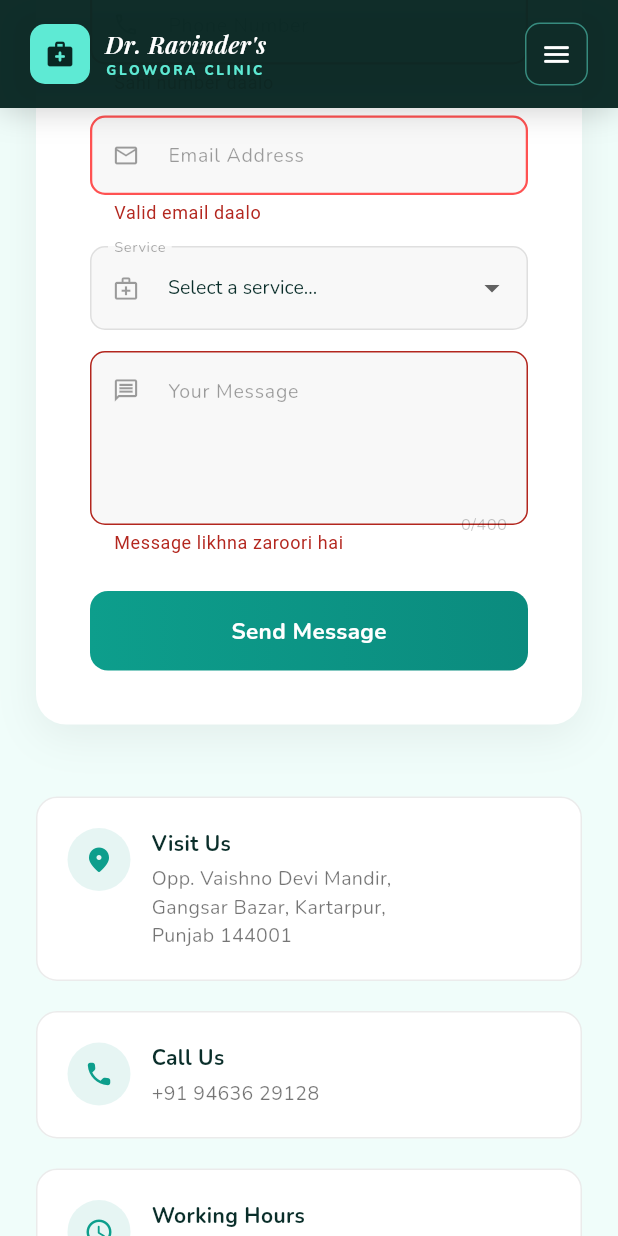
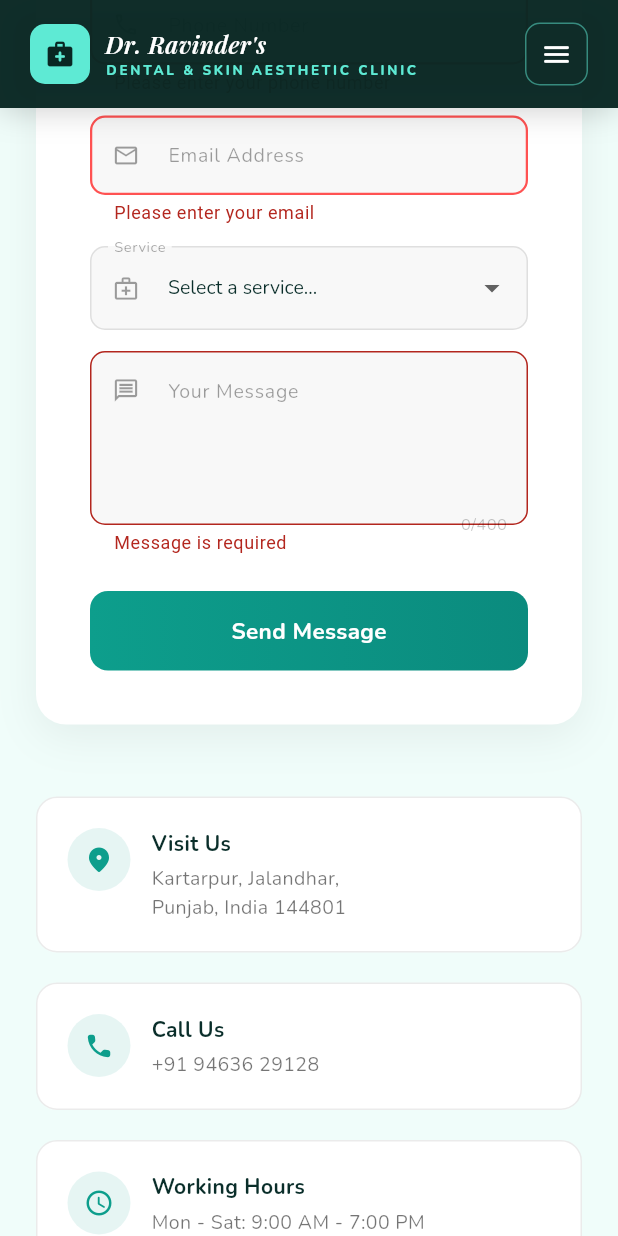
Before and after one commit to muskaan203Jnagal/drsite, a Flutter app: the ContactPage screen opened by its route, scrolled down 576 dp, after a tap on "Send Message", on a phone screen of 412 x 824 dp. Run offline on Flutter 3.47's test engine with Material 3 defaults, Android fonts, the phone set to English and light mode, and no system bars; our stand-ins replace cloud_firestore, firebase_auth, firebase_core, go_router, google_fonts; accounts and stored records are empty; statements that could not run were skipped.

Commit message:
restore corrections + remove dart_tool

```diff
--- a/lib/pages/contact.dart
+++ b/lib/pages/contact.dart
@@ -14,6 +14,7 @@ import '../widgets/header.dart';
 import '../services/firestore_service.dart';
 import '../services/notification_service.dart';
 import '../models/contact_model.dart';
+import 'package:flutter/services.dart';
 
 const Color kTeal = Color(0xFF0D9E8C);
 
@@ -120,7 +121,7 @@ class _ContactPageState extends State<ContactPage>
         if (mounted) {
           setState(() => _loading = false);
           ScaffoldMessenger.of(context).showSnackBar(SnackBar(
-            content: Text('Message send nahi hua. Dobara try karo.',
+            content: Text('Failed to send message. Please try again.',
                 style: GoogleFonts.nunito()),
             backgroundColor: Colors.redAccent,
             behavior: SnackBarBehavior.floating,
@@ -245,6 +246,7 @@ class _ContactPageState extends State<ContactPage>
       ),
       child: Form(
         key: _formKey,
+        autovalidateMode: AutovalidateMode.disabled,
         child: Column(crossAxisAlignment: CrossAxisAlignment.start, children: [
           Text('Send a Message',
               style: GoogleFonts.playfairDisplay(
@@ -257,31 +259,77 @@ class _ContactPageState extends State<ContactPage>
                   ctrl: _nameCtrl,
                   label: 'Full Name',
                   icon: Icons.person_outline_rounded,
-                      validator: (v) =>
-                          v!.trim().isEmpty ? 'Naam daalo' : null)),
+                  validator: (v) {
+                    if (v == null || v.trim().isEmpty) {
+                      return 'Please enter your full name';
+                    }
+                    if (!RegExp(r'^[a-zA-Z ]+$').hasMatch(v)) {
+                      return 'Name should contain only letters';
+                    }
+                    return null;
+                  },
+                ),
+              ),
               const SizedBox(width: 16),
               Expanded(
                   child: _field(
                       ctrl: _phoneCtrl,
                       label: 'Phone Number',
                       icon: Icons.phone_outlined,
-                      keyboard: TextInputType.phone,
-                      validator: (v) =>
-                          v!.length < 10 ? 'Sahi number daalo' : null)),
+                      keyboard: TextInputType.number,
+                      validator: (v) {
+                        if (v == null || v.isEmpty) {
+                          return 'Please enter your phone number';
+                        }
+                        if (!RegExp(r'^[0-9]+$').hasMatch(v)) {
+                          return 'Only numbers are allowed';
+                        }
+                        if (v.length != 10) {
+                          return 'Phone number must be exactly 10 digits';
+                        }
+                        return null;
+                      })),
             ])
           else ...[
             _field(
               ctrl: _nameCtrl,
               label: 'Full Name',
               icon: Icons.person_outline_rounded,
-                validator: (v) => v!.trim().isEmpty ? 'Naam daalo' : null),
+              inputFormatters: [
+                FilteringTextInputFormatter.allow(RegExp(r'[a-zA-Z ]')),
+              ],
+              validator: (v) {
+                if (v == null || v.trim().isEmpty) {
+                  return 'Please enter your full name';
+                }
+                if (!RegExp(r'^[a-zA-Z ]+$').hasMatch(v)) {
+                  return 'Name should contain only letters';
+                }
+                return null;
+              },
+            ),
             const SizedBox(height: 14),
             _field(
                 ctrl: _phoneCtrl,
                 label: 'Phone Number',
                 icon: Icons.phone_outlined,
-                keyboard: TextInputType.phone,
-                validator: (v) => v!.length < 10 ? 'Sahi number daalo' : null),
+                keyboard: TextInputType.number,
+                inputFormatters: [
+                  FilteringTextInputFormatter.digitsOnly,
+                  LengthLimitingTextInputFormatter(10),
+                ],
+                validator: (v) {
+                  if (v == null || v.isEmpty) {
+                    return 'Please enter your phone number';
+                  }
+                  if (!RegExp(r'^[0-9]+$').hasMatch(v)) {
+                    return 'Only numbers are allowed';
+                  }
+                  if (v.length != 10) {
+                    return 'Phone number must be exactly 10 digits';
+                  }
+                  return null;
+                }),
           ],
           const SizedBox(height: 14),
           _field(
@@ -289,9 +337,15 @@ class _ContactPageState extends State<ContactPage>
               label: 'Email Address',
               icon: Icons.email_outlined,
               keyboard: TextInputType.emailAddress,
-              validator: (v) => (!v!.contains('@') || !v.contains('.'))
-                  ? 'Valid email daalo'
-                  : null),
+              validator: (v) {
+                if (v == null || v.isEmpty) {
+                  return 'Please enter your email';
+                }
+                if (!RegExp(r'^[\w-\.]+@([\w-]+\.)+[\w-]{2,4}$').hasMatch(v)) {
+                  return 'Please enter a valid email address';
+                }
+                return null;
+              }),
           const SizedBox(height: 14),
           _buildServiceDropdown(),
           const SizedBox(height: 14),
@@ -369,13 +423,9 @@ class _ContactPageState extends State<ContactPage>
       _InfoCard(
         icon: Icons.location_on_rounded,
         title: 'Visit Us',
-        lines: [
-          'Opp. Vaishno Devi Mandir,',
-          'Gangsar Bazar, Kartarpur,',
-          'Punjab 144001'
-        ],
+        lines: ['Kartarpur, Jalandhar,', 'Punjab, India 144801'],
         onTap: () => _launch(
-            "https://www.google.com/maps/search/Opp+Vaishno+Devi+Mandir+Gangsar+Bazar+Kartarpur"),
+            "https://www.google.com/maps/search/Kartarpur+Jalandhar+Punjab"),
       ),
       const SizedBox(height: 20),
       _InfoCard(
@@ -432,8 +482,15 @@ class _ContactPageState extends State<ContactPage>
           maxLines: 4,
           maxLength: 400,
           style: GoogleFonts.nunito(color: _kDark, fontSize: 14),
-          validator: (v) =>
-              v!.trim().isEmpty ? 'Message likhna zaroori hai' : null,
+          validator: (v) {
+            if (v == null || v.trim().isEmpty) {
+              return 'Message is required';
+            }
+            if (v.length < 10) {
+              return 'Message must be at least 10 characters';
+            }
+            return null;
+          },
           decoration: InputDecoration(
             labelText: 'Your Message',
             labelStyle: GoogleFonts.nunito(fontSize: 13, color: Colors.black38),
@@ -473,11 +530,13 @@ class _ContactPageState extends State<ContactPage>
     required IconData icon,
     TextInputType? keyboard,
     String? Function(String?)? validator,
+    List<TextInputFormatter>? inputFormatters, // 👈 ADD THIS LINE
   }) {
     return TextFormField(
       controller: ctrl,
       keyboardType: keyboard,
       validator: validator,
+      inputFormatters: inputFormatters,
       style: GoogleFonts.nunito(color: _kDark, fontSize: 14),
       decoration: InputDecoration(
         labelText: label,
--- a/lib/sections/booking.dart
+++ b/lib/sections/booking.dart
@@ -122,7 +122,6 @@ const Color _kCard = Color(0xFFFFFFFF);
 
 // ── Data ──────────────────────────────────────────────────────────
 const _kCategories = ['Dental', 'Dermatology'];
-
 const _kServices = {
   'Dental': [
     'Dental Consultation',
@@ -261,10 +260,10 @@ class _BookingPageState extends State<BookingPage>
       if (mounted) {
         setState(() {
           _submitting = false;
-          _submitError = 'Kuch error hua. Please dobara try karo.';
+          _submitError = 'Something went wrong. Please try again.';
         });
         ScaffoldMessenger.of(context).showSnackBar(SnackBar(
-          content: Text('Booking save nahi hui. Dobara try karo.',
+          content: Text('Booking could not be saved. Please try again.',
               style: GoogleFonts.nunito()),
           backgroundColor: Colors.redAccent,
           behavior: SnackBarBehavior.floating,
@@ -479,6 +478,7 @@ class _BookingPageState extends State<BookingPage>
   Widget _buildDetailsStep(bool isWide) {
     return Form(
       key: _formKey,
+      autovalidateMode: AutovalidateMode.disabled,
       child: Column(crossAxisAlignment: CrossAxisAlignment.start, children: [
         _AppointmentSummaryBanner(
           service: _service!,
@@ -495,7 +495,13 @@ class _BookingPageState extends State<BookingPage>
                   label: 'Full Name',
                   icon: Icons.person_outline_rounded,
                   controller: _nameCtrl,
-                    validator: (v) => v!.trim().isEmpty ? 'Naam daalo' : null)),
+                  validator: (v) {
+                    if (v!.trim().isEmpty) return 'Please enter your name';
+                    if (!RegExp(r'^[a-zA-Z ]+$').hasMatch(v))
+                      return 'Only letters allowed';
+                    return null;
+                  }),
+            ),
             const SizedBox(width: 16),
             Expanded(
               child: _FormField(
@@ -503,23 +509,41 @@ class _BookingPageState extends State<BookingPage>
                   icon: Icons.phone_outlined,
                   controller: _phoneCtrl,
                   keyboard: TextInputType.phone,
-                    validator: (v) =>
-                        v!.length < 10 ? 'Sahi phone number daalo' : null)),
+                  validator: (v) {
+                    if (v!.isEmpty) return 'Please enter your phone number';
+                    if (!RegExp(r'^[0-9]+$').hasMatch(v))
+                      return 'Only numbers are allowed';
+                    if (v.length != 10) return 'Enter a valid 10-digit number';
+                    return null;
+                  }),
+            ),
           ])
         else ...[
           _FormField(
             label: 'Full Name',
             icon: Icons.person_outline_rounded,
             controller: _nameCtrl,
-              validator: (v) => v!.trim().isEmpty ? 'Naam daalo' : null),
+            validator: (v) {
+              if (v!.trim().isEmpty) return 'Please enter your name';
+              if (!RegExp(r'^[a-zA-Z ]+$').hasMatch(v))
+                return 'Only letters allowed';
+              return null;
+            },
+          ),
           const SizedBox(height: 14),
           _FormField(
             label: 'Phone Number',
             icon: Icons.phone_outlined,
             controller: _phoneCtrl,
             keyboard: TextInputType.phone,
-              validator: (v) =>
-                  v!.length < 10 ? 'Sahi phone number daalo' : null),
+            validator: (v) {
+              if (v!.isEmpty) return 'Please enter your phone number';
+              if (!RegExp(r'^[0-9]+$').hasMatch(v))
+                return 'Only numbers are allowed';
+              if (v.length != 10) return 'Enter a valid 10-digit number';
+              return null;
+            },
+          ),
         ],
         const SizedBox(height: 14),
         _FormField(
--- a/lib/sections/services.dart
+++ b/lib/sections/services.dart
@@ -199,8 +199,9 @@ class _ServicesPageState extends State<ServicesPage>
           // Content
           Padding(
             padding: EdgeInsets.fromLTRB(hPad, kNavBarHeight + 36, hPad, 36),
+            child: Center(
               child: Column(
-              crossAxisAlignment: CrossAxisAlignment.start,
+                crossAxisAlignment: CrossAxisAlignment.center,
                 mainAxisAlignment: MainAxisAlignment.center,
                 children: [
                   // Tag pill
@@ -243,7 +244,8 @@ class _ServicesPageState extends State<ServicesPage>
                   ConstrainedBox(
                     constraints: const BoxConstraints(maxWidth: 520),
                     child: Text(
-                    "From a sparkling smile to radiant skin — Dr. Ravinder's Glowora Clinic offers premium dental and dermatology care at every step of your journey.",
+                      "From a sparkling smile to radiant skin — Dr. Ravinder's Dental & Skin Aesthetic Clinic offers premium dental and dermatology care at every step of your journey.",
+                      textAlign: TextAlign.center,
                       style: GoogleFonts.nunito(
                           color: Colors.white.withOpacity(0.78),
                           fontSize: isWide ? 15 : 12.5,
@@ -255,6 +257,7 @@ class _ServicesPageState extends State<ServicesPage>
                   Wrap(
                     spacing: isWide ? 48 : 28,
                     runSpacing: 14,
+                    alignment: WrapAlignment.center,
                     children: const [
                       _HeroStat(value: '12+', label: 'Dental Treatments'),
                       _HeroStat(value: '8+', label: 'Skin Therapies'),
@@ -262,6 +265,7 @@ class _ServicesPageState extends State<ServicesPage>
                     ],
                   ),
                 ],
+              ),
             ),
           ),
         ],
--- a/lib/widgets/header.dart
+++ b/lib/widgets/header.dart
@@ -273,7 +273,7 @@ class _Logo extends StatelessWidget {
                     color: Colors.white,
                     fontStyle: FontStyle.italic,
                     fontWeight: FontWeight.w600)),
-            Text('GLOWORA CLINIC',
+            Text('DENTAL & SKIN AESTHETIC CLINIC',
                 style: GoogleFonts.nunito(
                     fontSize: 9,
                     color: kSoftRose,
```
Also changed, not shown: lib/pages/home.dart (+7 -11 lines). Lines whose indentation alone changed are shown as unchanged.
